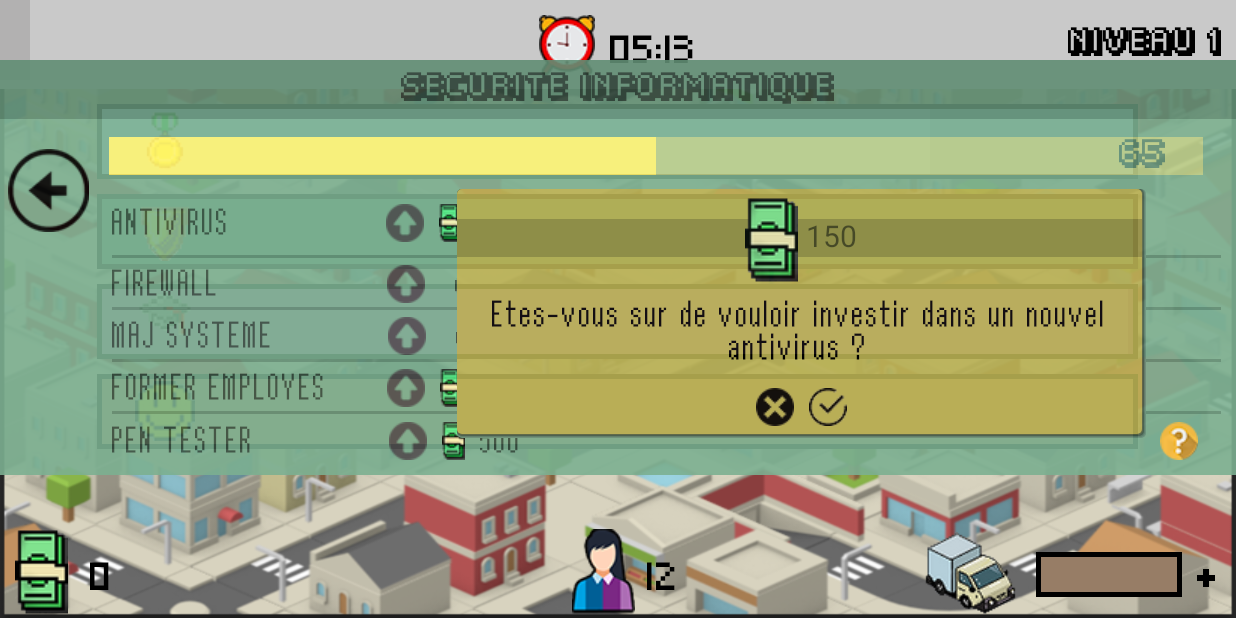
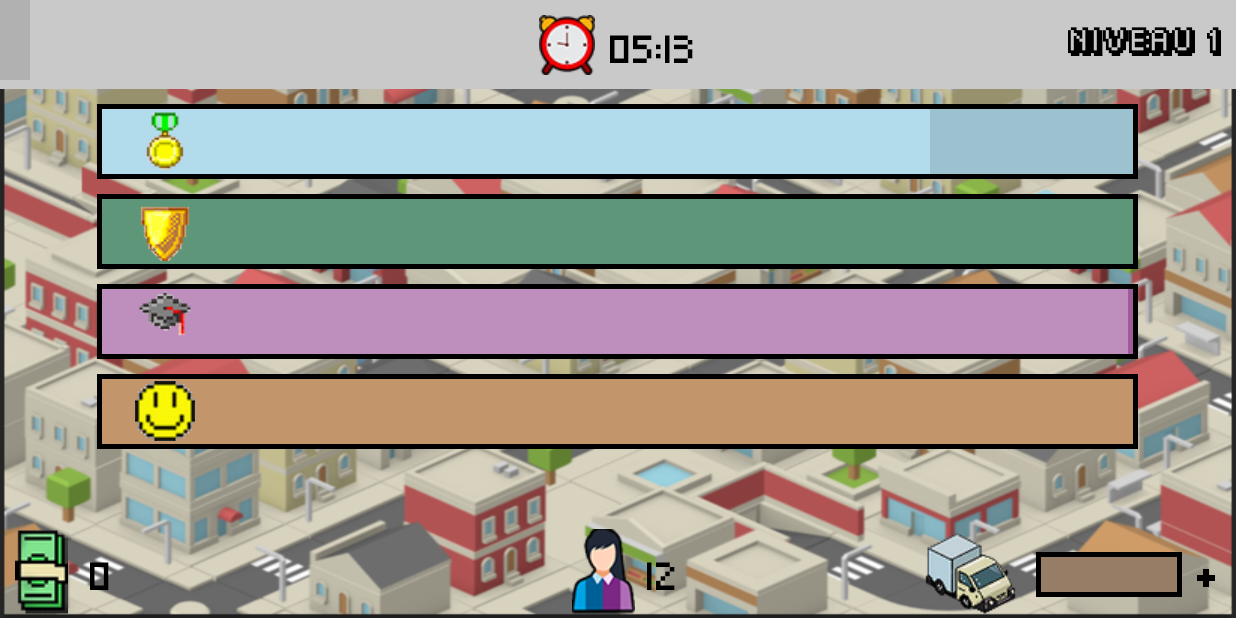
Before and after one commit to anzouaoui/companySimulator, an Android app: the MainActivity screen opened directly, with no data from a screen before it, on a phone screen of 824 x 412 dp (held sideways). Run offline under Robolectric (Android 15) with nearby library versions, the phone set to English and light mode, and no system bars.

Commit message:
Résolution bug

```diff
--- a/app/src/main/res/layout/activity_main.xml
+++ b/app/src/main/res/layout/activity_main.xml
@@ -1294,7 +1294,7 @@
             android:background="@color/colorBackgroundRelativeLayoutEmployes"
             android:layout_marginTop="40dp"
             android:alpha="0.9"
-            android:visibility="visible">
+            android:visibility="gone">
 
             <RelativeLayout
                 android:id="@+id/RelativeLayoutContentDetailSecuriteInformatique"
@@ -3188,14 +3188,16 @@
         android:id="@+id/RelativeLayoutRessources"
         android:layout_width="match_parent"
         android:layout_height="match_parent"
-        android:layout_centerHorizontal="true">
+        android:layout_centerHorizontal="true"
+        tools:layout_editor_absoluteX="0dp"
+        tools:layout_editor_absoluteY="0dp">
 
         <RelativeLayout
             android:id="@+id/RelativeLayoutArgent"
             android:layout_width="wrap_content"
             android:layout_height="wrap_content"
+            android:layout_alignParentBottom="true"
             android:layout_alignParentStart="true"
-            android:layout_alignParentBottom="true"
             android:layout_marginBottom="2dp">
 
             <ImageView
@@ -3229,9 +3231,9 @@
             android:layout_height="wrap_content"
             android:layout_alignParentBottom="true"
             android:layout_centerInParent="true"
+            android:layout_marginBottom="2dp"
             android:clickable="true"
-            android:focusable="true"
-            android:layout_marginBottom="2dp">
+            android:focusable="true">
 
             <ImageView
                 android:id="@+id/ImageViewHommes"
@@ -3258,8 +3260,8 @@
             android:id="@+id/RelativeLayoutRessource"
             android:layout_width="wrap_content"
             android:layout_height="wrap_content"
+            android:layout_alignParentBottom="true"
             android:layout_alignParentEnd="true"
-            android:layout_alignParentBottom="true"
             android:layout_marginEnd="10dp">
 
             <ImageView
```
Also changed, not shown: app/src/main/java/com/itescia/compagnysimulator/MainActivity.java (+12 -8 lines).
